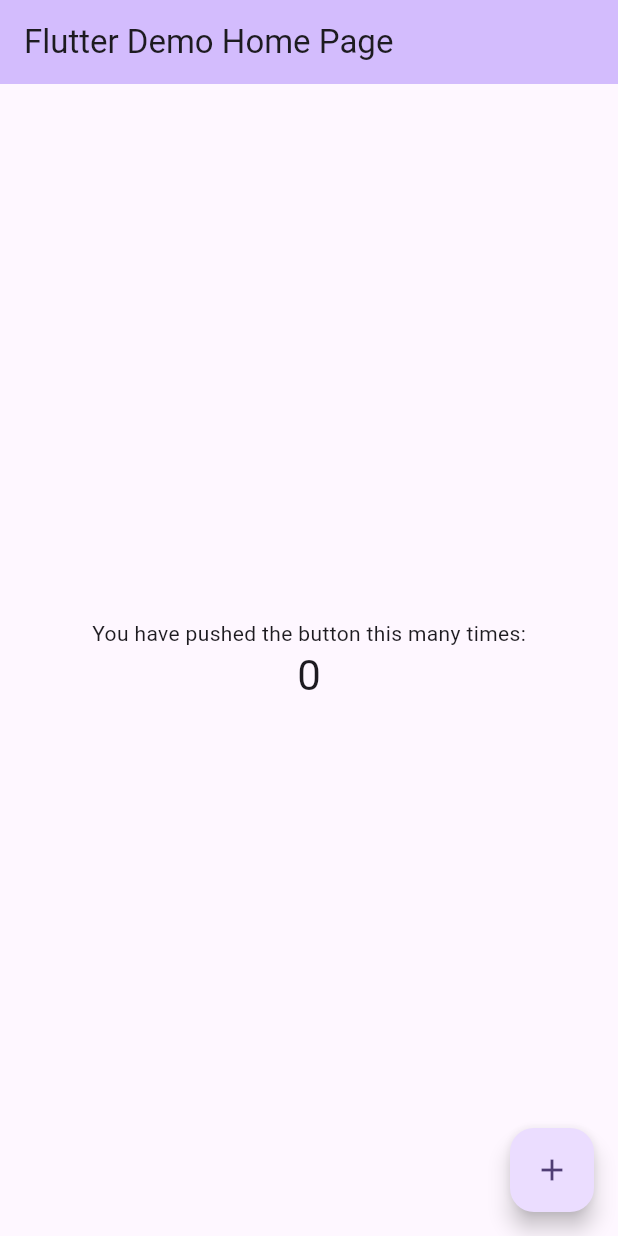
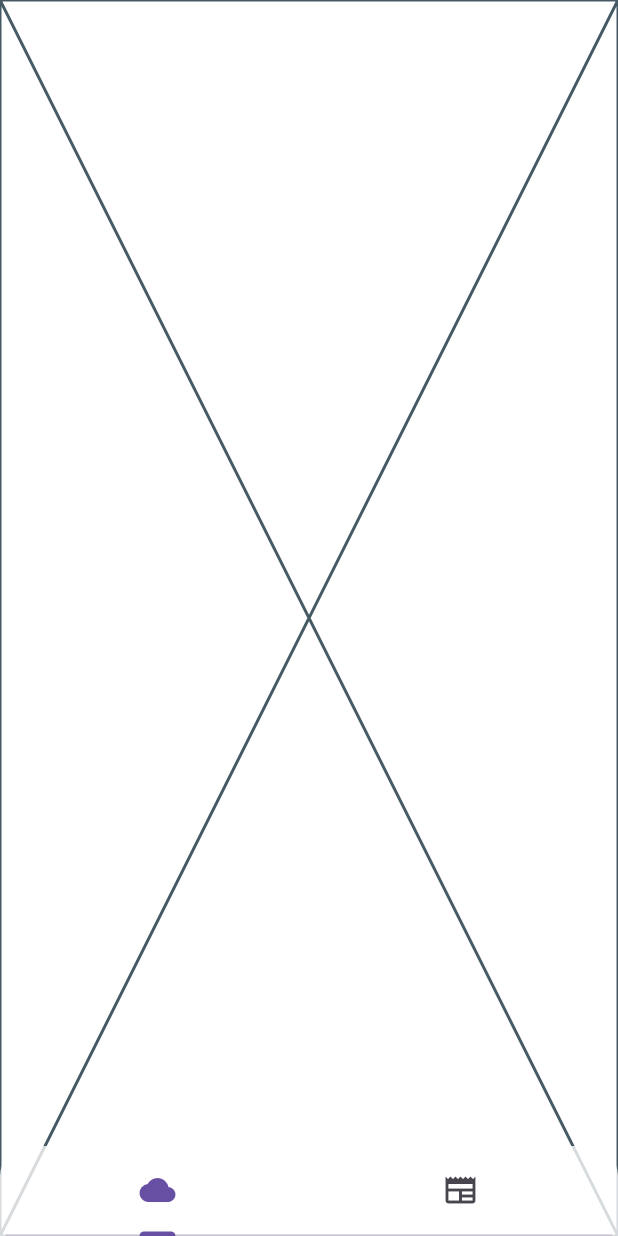
Before and after one commit to shreyaspranav/weathery, a Flutter app: the screen it shows after launch, on a phone screen of 412 x 824 dp. Run offline on Flutter 3.47's test engine with Material 3 defaults, Android fonts, the phone set to English and light mode, and no system bars.

```diff
--- a/lib/main.dart
+++ b/lib/main.dart
@@ -1,122 +1,73 @@
+import 'dart:ui';
+
 import 'package:flutter/material.dart';
+import 'package:weathery/tabs/news.dart';
+import 'package:weathery/tabs/weather.dart';
 
 void main() {
-  runApp(const MyApp());
+  runApp(const Weathery());
 }
 
-class MyApp extends StatelessWidget {
-  const MyApp({super.key});
+class Weathery extends StatelessWidget {
+  const Weathery({super.key});
 
   // This widget is the root of your application.
   @override
   Widget build(BuildContext context) {
     return MaterialApp(
       title: 'Flutter Demo',
-      theme: ThemeData(
-        // This is the theme of your application.
-        //
-        // TRY THIS: Try running your application with "flutter run". You'll see
-        // the application has a purple toolbar. Then, without quitting the app,
-        // try changing the seedColor in the colorScheme below to Colors.green
-        // and then invoke "hot reload" (save your changes or press the "hot
-        // reload" button in a Flutter-supported IDE, or press "r" if you used
-        // the command line to start the app).
-        //
-        // Notice that the counter didn't reset back to zero; the application
-        // state is not lost during the reload. To reset the state, use hot
-        // restart instead.
-        //
-        // This works for code too, not just values: Most code changes can be
-        // tested with just a hot reload.
-        colorScheme: ColorScheme.fromSeed(seedColor: Colors.deepPurple),
-      ),
-      home: const MyHomePage(title: 'Flutter Demo Home Page'),
+      home: const HomePage(),
+      debugShowCheckedModeBanner: false,
     );
   }
 }
 
-class MyHomePage extends StatefulWidget {
-  const MyHomePage({super.key, required this.title});
-
-  // This widget is the home page of your application. It is stateful, meaning
-  // that it has a State object (defined below) that contains fields that affect
-  // how it looks.
-
-  // This class is the configuration for the state. It holds the values (in this
-  // case the title) provided by the parent (in this case the App widget) and
-  // used by the build method of the State. Fields in a Widget subclass are
-  // always marked "final".
-
-  final String title;
+class HomePage extends StatefulWidget {
+  const HomePage({super.key});
 
   @override
-  State<MyHomePage> createState() => _MyHomePageState();
+  State<HomePage> createState() => _HomePageState();
 }
 
-class _MyHomePageState extends State<MyHomePage> {
-  int _counter = 0;
-
-  void _incrementCounter() {
-    setState(() {
-      // This call to setState tells the Flutter framework that something has
-      // changed in this State, which causes it to rerun the build method below
-      // so that the display can reflect the updated values. If we changed
-      // _counter without calling setState(), then the build method would not be
-      // called again, and so nothing would appear to happen.
-      _counter++;
-    });
-  }
-
+class _HomePageState extends State<HomePage> {
   @override
   Widget build(BuildContext context) {
-    // This method is rerun every time setState is called, for instance as done
-    // by the _incrementCounter method above.
-    //
-    // The Flutter framework has been optimized to make rerunning build methods
-    // fast, so that you can just rebuild anything that needs updating rather
-    // than having to individually change instances of widgets.
-    return Scaffold(
-      appBar: AppBar(
-        // TRY THIS: Try changing the color here to a specific color (to
-        // Colors.amber, perhaps?) and trigger a hot reload to see the AppBar
-        // change color while the other colors stay the same.
-        backgroundColor: Theme.of(context).colorScheme.inversePrimary,
-        // Here we take the value from the MyHomePage object that was created by
-        // the App.build method, and use it to set our appbar title.
-        title: Text(widget.title),
-      ),
-      body: Center(
-        // Center is a layout widget. It takes a single child and positions it
-        // in the middle of the parent.
-        child: Column(
-          // Column is also a layout widget. It takes a list of children and
-          // arranges them vertically. By default, it sizes itself to fit its
-          // children horizontally, and tries to be as tall as its parent.
-          //
-          // Column has various properties to control how it sizes itself and
-          // how it positions its children. Here we use mainAxisAlignment to
-          // center the children vertically; the main axis here is the vertical
-          // axis because Columns are vertical (the cross axis would be
-          // horizontal).
-          //
-          // TRY THIS: Invoke "debug painting" (choose the "Toggle Debug Paint"
-          // action in the IDE, or press "p" in the console), to see the
-          // wireframe for each widget.
-          mainAxisAlignment: MainAxisAlignment.center,
-          children: <Widget>[
-            const Text('You have pushed the button this many times:'),
-            Text(
-              '$_counter',
-              style: Theme.of(context).textTheme.headlineMedium,
+    return DefaultTabController(
+      length: 2,
+      child: Scaffold(
+        backgroundColor: Colors.white,
+        body: Stack(
+          children: [
+            TabBarView(
+              children: [
+                WeatherTab(),
+                NewsTab(),
+              ],
+            ),
+            // Floating TabBar overlay
+            Align(
+              alignment: Alignment.bottomCenter,
+              child: Container(
+                height: 60,
+                padding: EdgeInsets.symmetric(horizontal: 4),
+                decoration: BoxDecoration(
+                  color: Color.fromARGB(200, 255, 255, 255), // Semi-transparent
+                  borderRadius: BorderRadius.only(
+                    topLeft: Radius.circular(20),
+                    topRight: Radius.circular(20),
+                  )
+                ),
+                child: TabBar(
+                  tabs: [
+                    Tab(icon: Icon(Icons.cloud)),
+                    Tab(icon: Icon(Icons.newspaper)),
+                  ],
+                ),
+              ),
             ),
           ],
         ),
       ),
-      floatingActionButton: FloatingActionButton(
-        onPressed: _incrementCounter,
-        tooltip: 'Increment',
-        child: const Icon(Icons.add),
-      ), // This trailing comma makes auto-formatting nicer for build methods.
     );
   }
 }
--- /dev/null
+++ b/lib/tabs/news.dart
@@ -0,0 +1,19 @@
+import 'package:flutter/material.dart';
+
+class NewsTab extends StatefulWidget {
+  const NewsTab({super.key});
+
+  @override
+  State<NewsTab> createState() => _NewsTabState();
+}
+
+class _NewsTabState extends State<NewsTab> {
+  @override
+  Widget build(BuildContext context) {
+    return Scaffold(
+      body: Container(
+        color: Colors.amber,
+      ),
+    );
+  }
+}
--- /dev/null
+++ b/lib/tabs/weather.dart
@@ -0,0 +1,15 @@
+import 'package:flutter/material.dart';
+
+class WeatherTab extends StatefulWidget {
+  const WeatherTab({super.key});
+
+  @override
+  State<WeatherTab> createState() => _WeatherTabState();
+}
+
+class _WeatherTabState extends State<WeatherTab> {
+  @override
+  Widget build(BuildContext context) {
+    return const Placeholder();
+  }
+}
```
Also changed, not shown: 1 other file.
